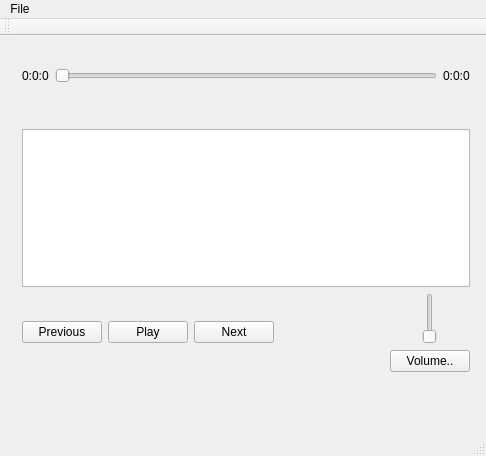
This is Player.ui in realkeviny/SimplePlayer as Qt 5 draws it before an edit. The edited form follows.
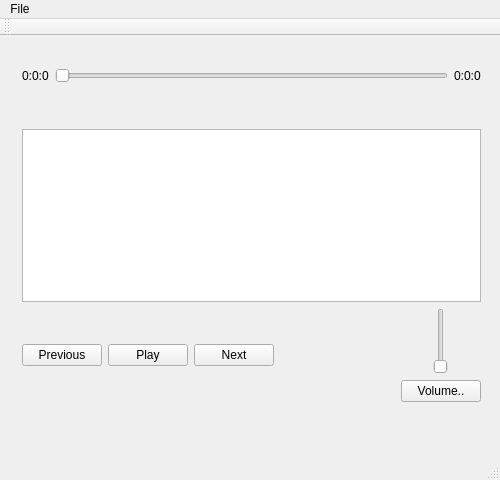
This is the edited form. Icons and pictures are not drawn.

The edit to the form file:
```diff
--- a/Player.ui
+++ b/Player.ui
@@ -6,15 +6,15 @@
    <rect>
     <x>0</x>
     <y>0</y>
-    <width>486</width>
-    <height>456</height>
+    <width>500</width>
+    <height>480</height>
    </rect>
   </property>
-  <property name="sizePolicy">
-   <sizepolicy hsizetype="Expanding" vsizetype="Expanding">
-    <horstretch>0</horstretch>
-    <verstretch>0</verstretch>
-   </sizepolicy>
+  <property name="maximumSize">
+   <size>
+    <width>500</width>
+    <height>480</height>
+   </size>
   </property>
   <property name="windowTitle">
    <string>Player</string>
@@ -32,8 +32,8 @@
      <rect>
       <x>11</x>
       <y>21</y>
-      <width>470</width>
-      <height>326</height>
+      <width>481</width>
+      <height>356</height>
      </rect>
     </property>
     <layout class="QVBoxLayout" name="verticalLayout_2">
@@ -196,7 +196,7 @@
     <rect>
      <x>0</x>
      <y>0</y>
-     <width>486</width>
+     <width>500</width>
      <height>17</height>
     </rect>
    </property>
```
